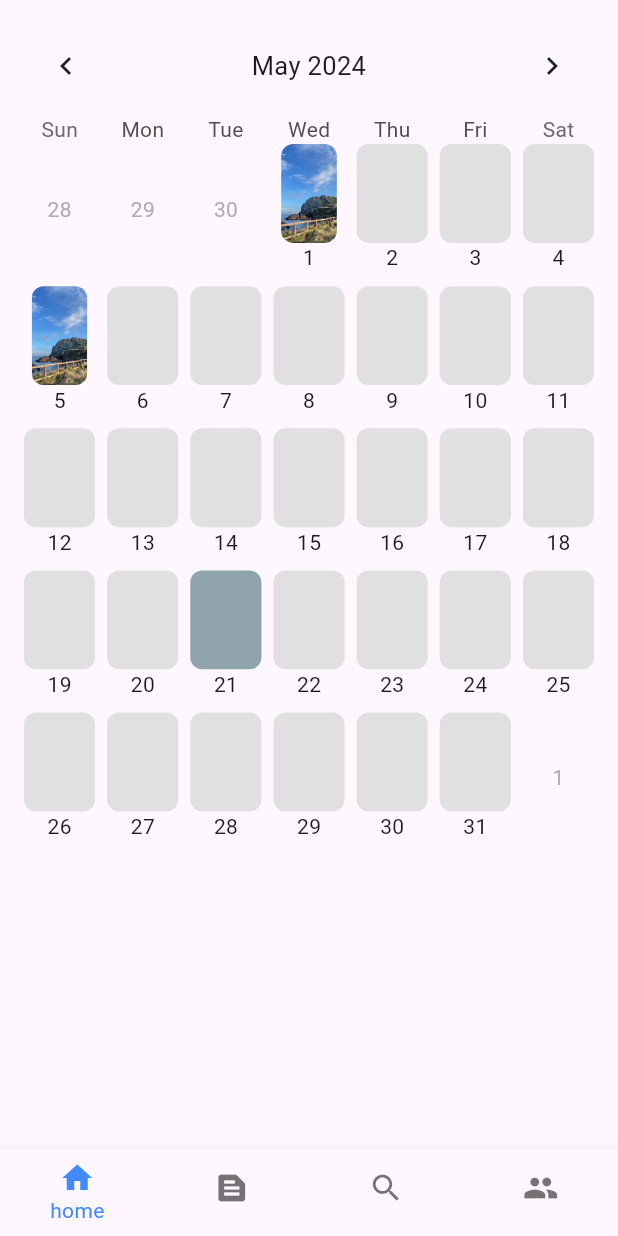
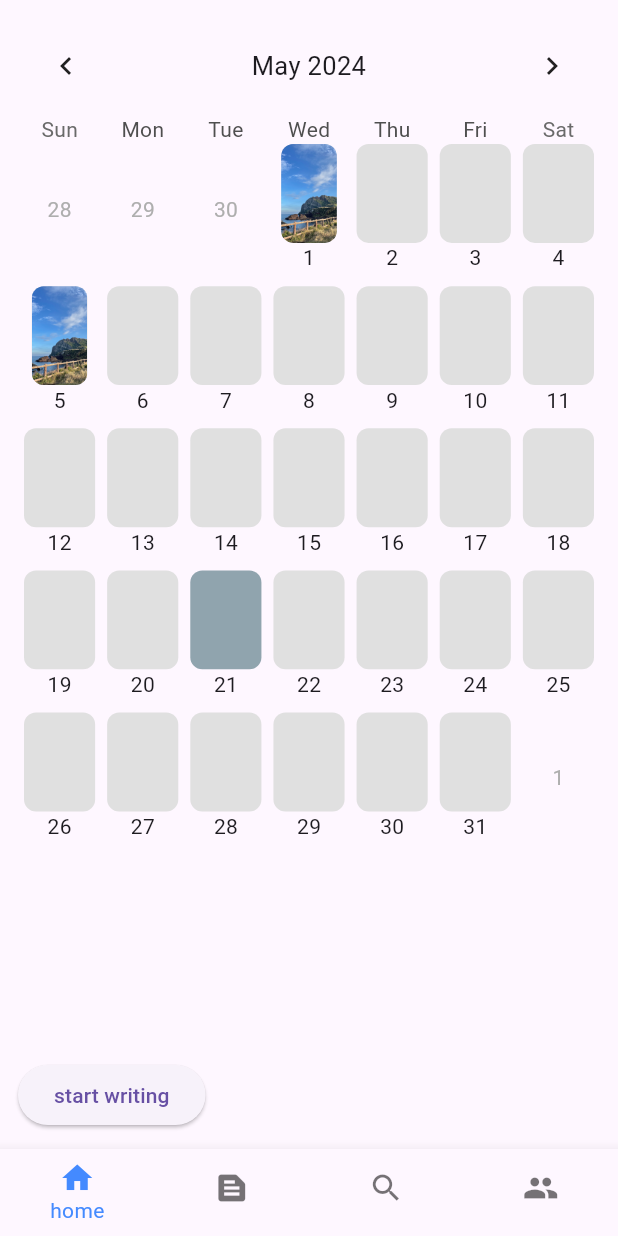
Before and after one commit to Canvas-Diary/Frontend, a Flutter app: the Routes screen opened directly, on a phone screen of 412 x 824 dp. Run offline on Flutter 3.47's test engine with Material 3 defaults, Android fonts, the light colour scheme and no system bars; drawn by our look-alikes of table_calendar.

Commit message:
feat: diary flow route 구현
emotion screen 버튼 위젯 생성

```diff
--- a/lib/screens/home/home_screen.dart
+++ b/lib/screens/home/home_screen.dart
@@ -1,10 +1,7 @@
-import 'package:canvas_diary/screens/my_page/my_page_screen.dart';
-import 'package:canvas_diary/screens/report/report_screen.dart';
-import 'package:canvas_diary/screens/search/search_screen.dart';
-import 'package:flutter/cupertino.dart';
 import 'package:flutter/material.dart';
-import 'package:flutter/widgets.dart';
 import 'package:table_calendar/table_calendar.dart';
+
+import 'diary_flow/diary_1_emotion.dart';
 
 class HomeScreen extends StatefulWidget {
   const HomeScreen({super.key});
@@ -25,7 +22,8 @@ class _HomeScreenState extends State<HomeScreen> {
   Widget build(BuildContext context) {
     return Padding(
       padding: const EdgeInsets.all(12.0),
-      child: TableCalendar(
+      child: Stack(children: [
+        TableCalendar(
           firstDay: DateTime.utc(2010),
           lastDay: DateTime.utc(2030),
           focusedDay: _focusedDay,
@@ -149,6 +147,24 @@ class _HomeScreenState extends State<HomeScreen> {
             },
           ),
         ),
+        Column(
+          mainAxisAlignment: MainAxisAlignment.end,
+          children: [
+            ElevatedButton(
+              onPressed: () {
+                Navigator.of(context).push(
+                  MaterialPageRoute(
+                    builder: (BuildContext context) {
+                      return EmotionSelectScreen();
+                    },
+                  ),
+                );
+              },
+              child: const Text("start writing"),
+            ),
+          ],
+        )
+      ]),
     );
   }
 }
```
Lines whose indentation alone changed are shown as unchanged.
